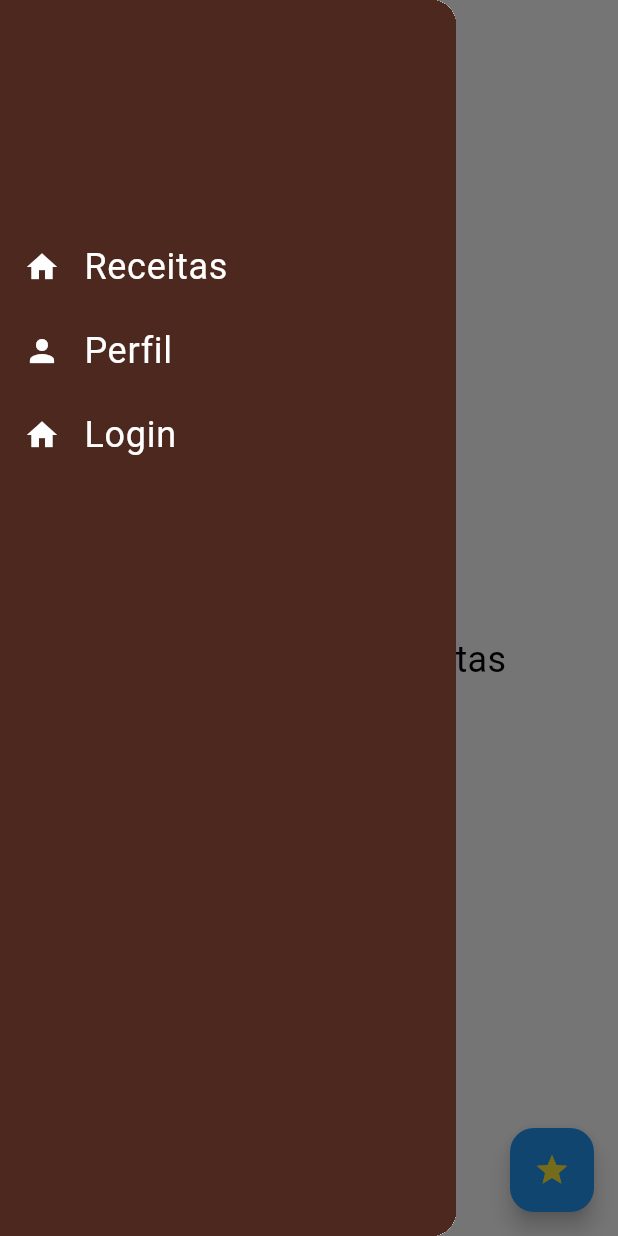
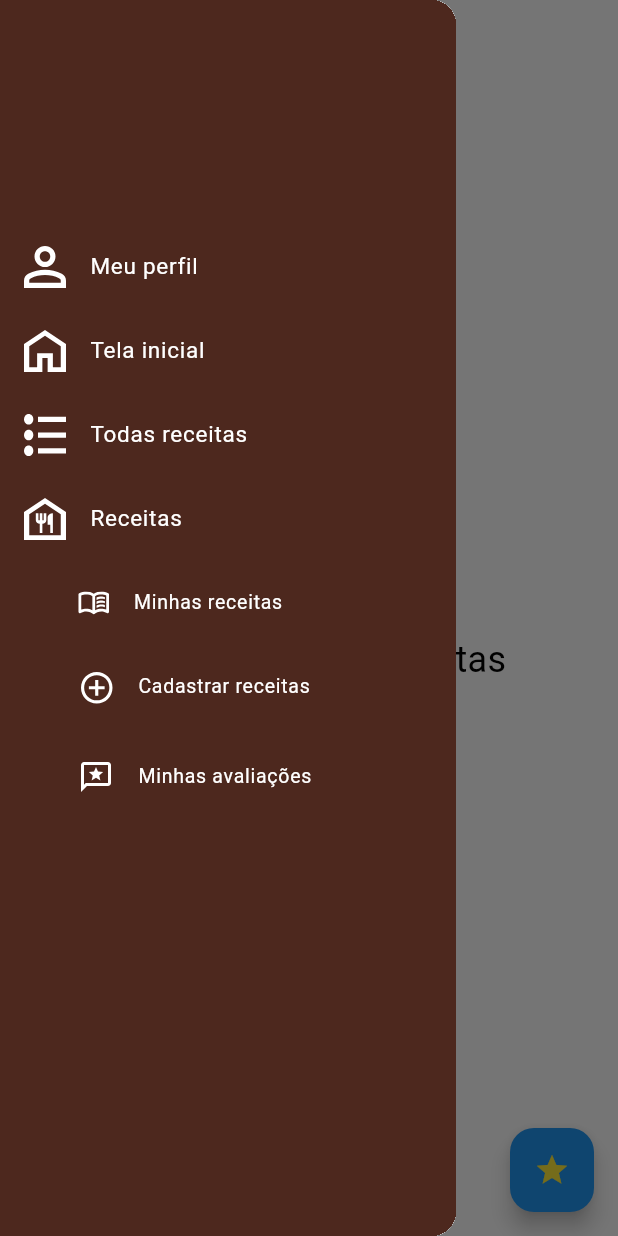
Before and after one commit to BiancaAntonelly/Gourmetize, a Flutter app: the AppDrawer screen opened directly, with the side drawer open, on a phone screen of 412 x 824 dp. Run offline on Flutter 3.47's test engine with Material 3 defaults, Android fonts, the phone set to English and light mode, and no system bars; our stand-ins replace flutter_rating_stars, flutter_svg, go_router.

Commit message:
Feito ajustes no layout da nav-bar, adicionado os ícones corretos.

```diff
--- a/gourmetize/lib/routes/routes.dart
+++ b/gourmetize/lib/routes/routes.dart
@@ -4,6 +4,7 @@ import 'package:gourmetize/screens/home.dart';
 import 'package:gourmetize/screens/perfil.dart';
 import 'package:gourmetize/screens/LoginScreen.dart';
 import 'package:gourmetize/screens/RegisterScreen.dart';
+import 'package:gourmetize/screens/RegisterRevenue.dart';
 
 final GoRouter myRouter = GoRouter(
   routes: <RouteBase>[
@@ -25,6 +26,12 @@ final GoRouter myRouter = GoRouter(
         return const LoginScreen();
       },
     ),
+    GoRoute(
+      path: '/cadastrar-receita',
+      builder: (BuildContext context, GoRouterState state) {
+        return const RegisterRevenue();
+      },
+    )
     //GoRoute(
     //  path: '/register',
     //  builder: (BuildContext context, GoRouterState state) {
--- /dev/null
+++ b/gourmetize/lib/screens/RegisterRevenue.dart
@@ -0,0 +1,16 @@
+import 'package:flutter/material.dart';
+import 'package:gourmetize/widgets/app_drawer.dart';
+
+class RegisterRevenue extends StatelessWidget {
+  const RegisterRevenue({super.key});
+
+  @override
+  Widget build(BuildContext context) {
+    return const AppDrawer(
+      title: 'Cadastrar Receita',
+      body: Center(
+        child: Text('Aqui estarão as receitas', style: TextStyle(fontSize: 24)),
+      ),
+    );
+  }
+}
--- a/gourmetize/lib/widgets/app_drawer.dart
+++ b/gourmetize/lib/widgets/app_drawer.dart
@@ -1,6 +1,7 @@
 import 'package:flutter/material.dart';
 import 'package:go_router/go_router.dart';
 import 'package:gourmetize/screens/nova_avaliacao.dart';
+import 'package:flutter_svg/flutter_svg.dart';
 
 class AppDrawer extends StatelessWidget {
   final Widget body;
@@ -46,34 +47,132 @@ class AppDrawer extends StatelessWidget {
             children: <Widget>[
               const SizedBox(height: 150),
               ListTile(
-                leading: const Icon(Icons.home, color: Colors.white),
+                leading: SvgPicture.asset(
+                  'assets/person.svg',
+                  color: Colors.white,
+                  width: 28,
+                  height: 28,
+                ),
+                title: const Text(
+                  'Meu perfil',
+                  style: TextStyle(
+                    color: Colors.white,
+                    fontSize: 15,
+                  ),
+                ),
+                onTap: () {
+                  context.go('/perfil');
+                },
+              ),
+              ListTile(
+                leading: SvgPicture.asset(
+                  'assets/home.svg',
+                  color: Colors.white,
+                  width: 28,
+                  height: 28,
+                ),
+                title: const Text(
+                  'Tela inicial',
+                  style: TextStyle(
+                    color: Colors.white,
+                    fontSize: 15,
+                  ),
+                ),
+                onTap: () {
+                  context.go('/login');
+                },
+              ),
+              ListTile(
+                leading: SvgPicture.asset(
+                  'assets/all_recipies.svg',
+                  color: Colors.white,
+                  width: 28,
+                  height: 28,
+                ),
+                title: const Text(
+                  'Todas receitas',
+                  style: TextStyle(
+                    color: Colors.white,
+                    fontSize: 15,
+                  ),
+                ),
+                onTap: () {
+                  context.go('/perfil');
+                },
+              ),
+              ListTile(
+                leading: SvgPicture.asset(
+                  'assets/revenues.svg',
+                  color: Colors.white,
+                  width: 28,
+                  height: 28,
+                ),
                 title: const Text(
                   'Receitas',
-                  style: TextStyle(color: Colors.white),
+                  style: TextStyle(
+                    color: Colors.white,
+                    fontSize: 15,
+                  ),
                 ),
                 onTap: () {
                   context.go('/');
                 },
               ),
               ListTile(
-                leading: const Icon(Icons.person, color: Colors.white),
+                leading: Padding(
+                  padding: const EdgeInsets.only(left: 36.0),
+                  child: SvgPicture.asset(
+                    'assets/my_recipes.svg',
+                    color: Colors.white,
+                    width: 21,
+                    height: 16,
+                  ),
+                ),
                 title: const Text(
-                  'Perfil',
-                  style: TextStyle(color: Colors.white),
+                  'Minhas receitas',
+                  style: TextStyle(color: Colors.white, fontSize: 13),
                 ),
                 onTap: () {
-                  context.go('/perfil');
+                  // Navegar para a página de Minhas receitas
                 },
               ),
               ListTile(
-                leading: const Icon(Icons.home, color: Colors.white),
+                leading: Padding(
+                    padding: const EdgeInsets.only(left: 36.0),
+                    child: SvgPicture.asset(
+                      'assets/register_recipe.svg',
+                      color: Colors.white,
+                      width: 24,
+                      height: 24,
+                    )),
                 title: const Text(
-                  'Login',
-                  style: TextStyle(color: Colors.white),
+                  'Cadastrar receitas',
+                  style: TextStyle(color: Colors.white, fontSize: 13),
                 ),
                 onTap: () {
-                  context.go('/login');
+                  context.go('/cadastrar-receita');
                 },
+              ),
+              const SizedBox(height: 4),
+              ListTile(
+                leading: Padding(
+                  padding: const EdgeInsets.only(left: 36.0),
+                  // Adiciona espaço à esquerda
+                  child: SvgPicture.asset(
+                    'assets/my_reviews.svg',
+                    color: Colors.white,
+                    width: 24,
+                    height: 24,
+                  ),
+                ),
+                title: const Text(
+                  'Minhas avaliações',
+                  style: TextStyle(
+                    color: Colors.white,
+                    fontSize: 13,
+                  ),
+                ),
+                onTap: () {},
               ),
             ],
           ),
```
Also changed, not shown: gourmetize/pubspec.yaml (+11 -0 lines), gourmetize/assets/all_recipies.svg (added), gourmetize/assets/fork_and_knife.svg (added), gourmetize/assets/home.svg (added), gourmetize/assets/my_recipes.svg (added), gourmetize/assets/my_reviews.svg (added), gourmetize/assets/person.svg (added), gourmetize/assets/register_recipe.svg (added), gourmetize/assets/revenues.svg (added), gourmetize/pubspec.lock.
